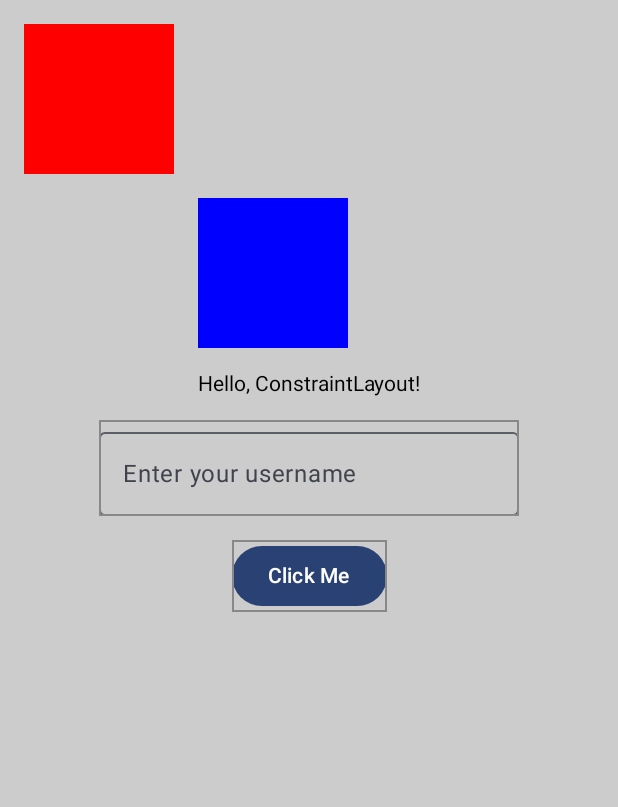
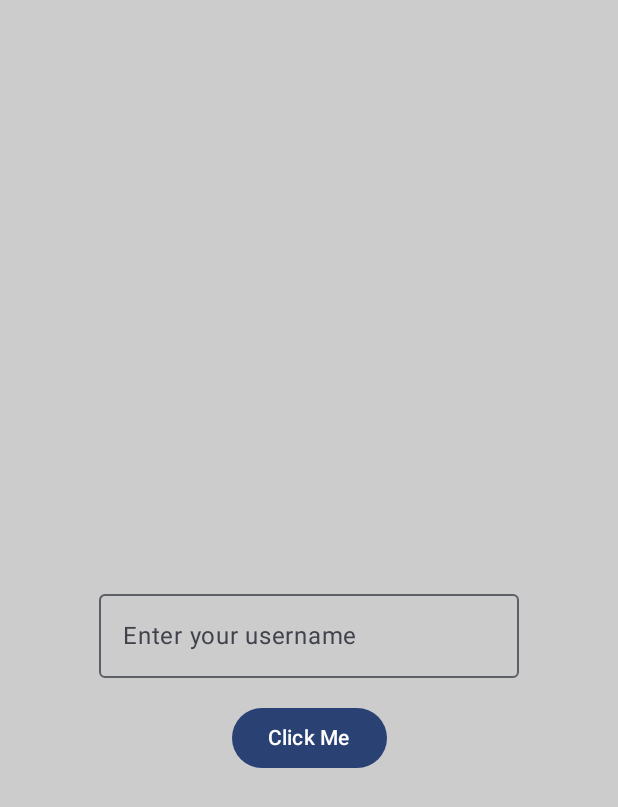
Before and after one commit to maheshtechastr/MyApp, an Android app built with Jetpack Compose: the screen it shows after launch (MainActivity), on a phone screen of 412 x 824 dp. Shown: the top 807 px of the screen. Run offline under Robolectric (Android 15) with nearby library versions, the phone set to English and light mode, and no system bars; our stand-ins replace Dagger/Hilt's generated code, constraintlayout-compose.

```diff
--- a/app/src/main/AndroidManifest.xml
+++ b/app/src/main/AndroidManifest.xml
@@ -10,6 +10,7 @@
         android:label="@string/app_name"
         android:roundIcon="@mipmap/ic_launcher_round"
         android:supportsRtl="true"
+        android:name=".MyApplication"
         android:theme="@style/Theme.MyApp"
         tools:targetApi="31">
         <activity
--- /dev/null
+++ b/app/src/main/java/com/mpg/myapp/MyApplication.kt
@@ -0,0 +1,7 @@
+package com.mpg.myapp
+
+import android.app.Application
+import dagger.hilt.android.HiltAndroidApp
+
+@HiltAndroidApp
+class MyApplication : Application()
--- a/app/src/main/java/com/mpg/myapp/activity/HomeScreen.kt
+++ b/app/src/main/java/com/mpg/myapp/activity/HomeScreen.kt
@@ -20,6 +20,7 @@ import androidx.compose.ui.graphics.Color
 import androidx.compose.ui.platform.LocalContext
 import androidx.compose.ui.unit.dp
 import androidx.constraintlayout.compose.ConstraintLayout
+//import androidx.hilt.navigation.compose.hiltViewModel
 import androidx.lifecycle.viewmodel.compose.viewModel
 import com.mpg.myapp.viewmodel.HomeScreenViewModel
 
@@ -44,49 +45,20 @@ fun HomeScreen(viewModel: HomeScreenViewModel = viewModel()) {
             .background(Color.LightGray)
     ) {
         // Create references for the composables
-        val (box1, box2, text, txtUserName, btnSubmit) = createRefs()
+        val (txtUserName, btnSubmit) = createRefs()
 
-        // First Box
-        Box(
-            modifier = Modifier
-                .background(Color.Red)
-                .constrainAs(box1) {
-                    top.linkTo(parent.top, margin = 16.dp)
-                    start.linkTo(parent.start, margin = 16.dp)
-                }
-                .size(100.dp)
-        )
-
-        // Second Box
-        Box(
-            modifier = Modifier
-                .background(Color.Blue)
-                .constrainAs(box2) {
-                    top.linkTo(box1.bottom, margin = 16.dp)
-                    start.linkTo(box1.end, margin = 16.dp)
-                }
-                .size(100.dp)
-        )
-
-        // Text
-        BasicText(
-            text = "Hello, ConstraintLayout!",
-            modifier = Modifier.constrainAs(text) {
-                top.linkTo(box2.bottom, margin = 16.dp)
-                start.linkTo(parent.start)
-                end.linkTo(parent.end)
-            }
-        )
         OutlinedTextField(
             value = username,
             onValueChange = { viewModel.updateUsername(it) },
             modifier = Modifier
                 .constrainAs(txtUserName) {
-                    top.linkTo(text.bottom, margin = 16.dp)
+                    top.linkTo(parent.top, margin = 16.dp)
                     start.linkTo(parent.start)
                     end.linkTo(parent.end)
+                    bottom.linkTo(parent.bottom)
                 }
-                .border(1.dp, color = Color.Gray),
+               // .border(1.dp, color = Color.Gray)
+            ,
             label = { Text("Enter your username") }
         )
         Button(
@@ -100,7 +72,7 @@ fun HomeScreen(viewModel: HomeScreenViewModel = viewModel()) {
                     start.linkTo(parent.start)
                     end.linkTo(parent.end)
                 }
-                .border(1.dp, color = Color.Gray)
+                //.border(1.dp, color = Color.Gray)
         ) {
             Text("Click Me")
         }
--- a/app/src/main/java/com/mpg/myapp/activity/MainActivity.kt
+++ b/app/src/main/java/com/mpg/myapp/activity/MainActivity.kt
@@ -13,7 +13,9 @@ import androidx.compose.runtime.Composable
 import androidx.compose.ui.Modifier
 import androidx.compose.ui.tooling.preview.Preview
 import com.mpg.myapp.ui.theme.MyAppTheme
+import dagger.hilt.android.AndroidEntryPoint
 
+@AndroidEntryPoint
 class MainActivity : ComponentActivity() {
     override fun onCreate(savedInstanceState: Bundle?) {
         super.onCreate(savedInstanceState)
--- /dev/null
+++ b/app/src/main/java/com/mpg/myapp/model/User.kt
@@ -0,0 +1,6 @@
+package com.mpg.myapp.model
+
+import javax.inject.Inject
+
+
+data class User @Inject constructor(val name: String, val email: String)
--- a/app/src/main/java/com/mpg/myapp/viewmodel/HomeScreenViewModel.kt
+++ b/app/src/main/java/com/mpg/myapp/viewmodel/HomeScreenViewModel.kt
@@ -4,11 +4,16 @@ import android.widget.Toast
 import androidx.lifecycle.LiveData
 import androidx.lifecycle.MutableLiveData
 import androidx.lifecycle.ViewModel
+import com.mpg.myapp.model.User
+import dagger.hilt.android.lifecycle.HiltViewModel
 import kotlinx.coroutines.flow.MutableStateFlow
 import kotlinx.coroutines.flow.StateFlow
+import javax.inject.Inject
 
-class HomeScreenViewModel: ViewModel() {
+@HiltViewModel
+class HomeScreenViewModel @Inject constructor() : ViewModel() {
     private val _username = MutableStateFlow("")
+    private val _user = MutableStateFlow(User("", ""))
     val username: StateFlow<String> = _username
 
     fun updateUsername(newValue: String) {
--- a/build.gradle.kts
+++ b/build.gradle.kts
@@ -4,3 +4,9 @@ plugins {
     alias(libs.plugins.kotlin.android) apply false
     alias(libs.plugins.kotlin.compose) apply false
 }
+
+buildscript {
+    dependencies {
+        classpath(libs.hilt.android.gradle.plugin)
+    }
+}
```
Also changed, not shown: app/build.gradle.kts (+8 -0 lines), app/src/main/java/com/mpg/myapp/di/HomeModule.kt (added, +18 -0 lines), gradle/libs.versions.toml (+7 -0 lines).
